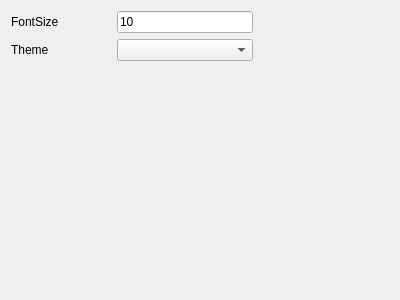
First picture: the form in preferencestyle.ui, repository xbghc/mrscan2, before the edit.
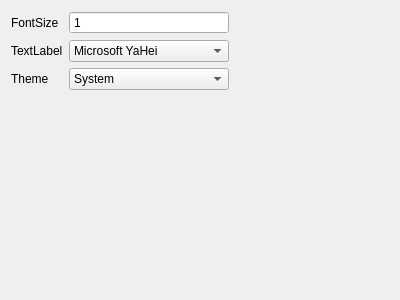
Second picture: the form after the edit.

The edit to the form file:
```diff
--- a/preferencestyle.ui
+++ b/preferencestyle.ui
@@ -14,46 +14,39 @@
    <string>Form</string>
   </property>
   <layout class="QGridLayout" name="gridLayout">
-   <item row="1" column="1">
-    <widget class="QComboBox" name="comboBox"/>
-   </item>
-   <item row="0" column="0">
-    <widget class="QLabel" name="label">
-     <property name="text">
-      <string>FontSize</string>
-     </property>
+   <item row="2" column="1">
+    <widget class="QComboBox" name="inputTheme">
+     <item>
+      <property name="text">
+       <string>System</string>
+      </property>
+     </item>
+     <item>
+      <property name="text">
+       <string>Light</string>
+      </property>
+     </item>
+     <item>
+      <property name="text">
+       <string>Dark</string>
+      </property>
+     </item>
     </widget>
    </item>
    <item row="2" column="0">
-    <spacer name="horizontalSpacer_2">
-     <property name="orientation">
-      <enum>Qt::Orientation::Horizontal</enum>
-     </property>
-     <property name="sizeType">
-      <enum>QSizePolicy::Policy::Preferred</enum>
-     </property>
-     <property name="sizeHint" stdset="0">
-      <size>
-       <width>100</width>
-       <height>20</height>
-      </size>
-     </property>
-    </spacer>
-   </item>
-   <item row="0" column="1">
-    <widget class="QLineEdit" name="lineEdit">
-     <property name="text">
-      <string>10</string>
-     </property>
-    </widget>
-   </item>
-   <item row="1" column="0">
     <widget class="QLabel" name="label_2">
      <property name="text">
       <string>Theme</string>
      </property>
     </widget>
    </item>
+   <item row="0" column="0">
+    <widget class="QLabel" name="label">
+     <property name="text">
+      <string>FontSize</string>
+     </property>
+    </widget>
+   </item>
    <item row="0" column="2">
     <spacer name="horizontalSpacer">
      <property name="orientation">
@@ -67,7 +60,39 @@
      </property>
     </spacer>
    </item>
-   <item row="2" column="1">
+   <item row="0" column="1">
+    <widget class="QSpinBox" name="inputFontSize">
+     <property name="buttonSymbols">
+      <enum>QAbstractSpinBox::ButtonSymbols::NoButtons</enum>
+     </property>
+     <property name="minimum">
+      <number>1</number>
+     </property>
+    </widget>
+   </item>
+   <item row="1" column="0">
+    <widget class="QLabel" name="label_3">
+     <property name="text">
+      <string>TextLabel</string>
+     </property>
+    </widget>
+   </item>
+   <item row="1" column="1">
+    <widget class="QComboBox" name="inputFontFamily">
+     <property name="sizePolicy">
+      <sizepolicy hsizetype="Expanding" vsizetype="Fixed">
+       <horstretch>0</horstretch>
+       <verstretch>0</verstretch>
+      </sizepolicy>
+     </property>
+     <item>
+      <property name="text">
+       <string>Microsoft YaHei</string>
+      </property>
+     </item>
+    </widget>
+   </item>
+   <item row="3" column="2">
     <spacer name="verticalSpacer">
      <property name="orientation">
       <enum>Qt::Orientation::Vertical</enum>
@@ -80,6 +105,22 @@
      </property>
     </spacer>
    </item>
+   <item row="3" column="0" colspan="2">
+    <spacer name="horizontalSpacer_2">
+     <property name="orientation">
+      <enum>Qt::Orientation::Horizontal</enum>
+     </property>
+     <property name="sizeType">
+      <enum>QSizePolicy::Policy::Preferred</enum>
+     </property>
+     <property name="sizeHint" stdset="0">
+      <size>
+       <width>100</width>
+       <height>20</height>
+      </size>
+     </property>
+    </spacer>
+   </item>
   </layout>
  </widget>
  <resources/>
```
